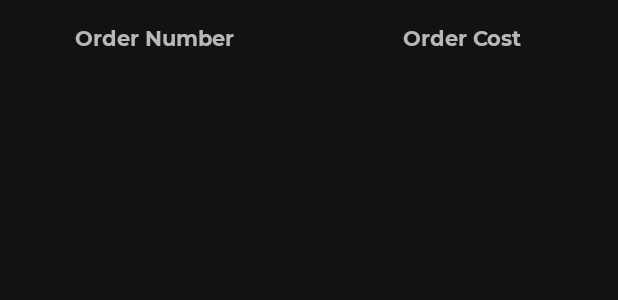
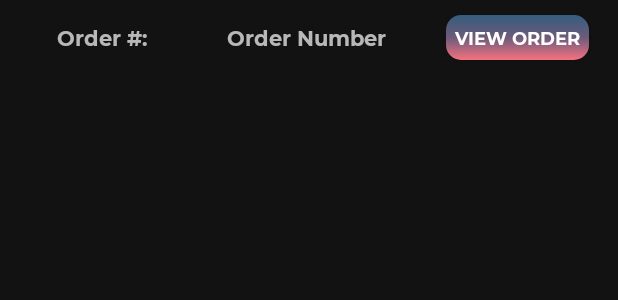
Before and after one commit to CillianW/e-commerce_1.1, an Android app: the layout order_fragment_item_layout.xml on its own in the app's theme, with its tools: preview values and no code run, on a phone screen of 412 x 824 dp. Shown: the top 300 px of the screen. Run offline under Robolectric (Android 15) with nearby library versions, the phone set to English and light mode, and no system bars.

Commit message:
Bugs fixed
Next step: Display individual Order details

```diff
--- a/app/src/main/AndroidManifest.xml
+++ b/app/src/main/AndroidManifest.xml
@@ -11,6 +11,7 @@
         android:roundIcon="@mipmap/ic_launcher_round"
         android:supportsRtl="true"
         android:theme="@style/AppTheme">
+        <activity android:name=".activities.OrderDetailsActivity"></activity>
         <activity
             android:name=".activities.ConfirmPaymentActivity"
             android:screenOrientation="portrait"
--- a/app/src/main/res/layout/order_fragment_item_layout.xml
+++ b/app/src/main/res/layout/order_fragment_item_layout.xml
@@ -12,20 +12,32 @@
         android:orientation="horizontal">
 
         <com.example.e_commerce_11.utilities.BoldTextView
+            android:id="@+id/text_order"
+            android:layout_width="136dp"
+            android:layout_height="match_parent"
+            android:gravity="center"
+            android:layout_gravity="right"
+            android:text="Order #:"/>
+
+        <com.example.e_commerce_11.utilities.BoldTextView
             android:id="@+id/text_order_number"
-            android:layout_width="205dp"
+            android:layout_width="136dp"
             android:layout_height="match_parent"
             android:gravity="center"
             android:layout_gravity="left"
             android:text="Order Number"/>
 
-        <com.example.e_commerce_11.utilities.BoldTextView
-            android:id="@+id/text_order_cost"
-            android:layout_width="205dp"
+        <com.example.e_commerce_11.utilities.Button
+            android:id="@+id/btn_view_order"
+            android:layout_width="95dp"
             android:layout_height="match_parent"
-            android:gravity="center"
-            android:layout_gravity="right"
-            android:text="Order Cost"/>
+            android:background="@drawable/button_background"
+            android:layout_marginLeft="25dp"
+            android:layout_marginRight="25dp"
+            android:layout_marginTop="10dp"
+            android:layout_marginBottom="10dp"
+            android:text="@string/btn_view_order"
+            android:textSize="12sp"/>
 
     </LinearLayout>
 
--- a/app/src/main/res/values/strings.xml
+++ b/app/src/main/res/values/strings.xml
@@ -136,6 +136,7 @@
     <!--    Order Activity-->
     <string name="title_order_activity">Order Confirmation</string>
     <string name="btn_browse_products">Browse Products</string>
+    <string name="btn_view_order">View Order</string>
 
     <!--    Confirm Payment-->
     <string name="title_confirm_payment">Confirm Payment</string>
```
Also changed, not shown: app/src/main/java/com/example/e_commerce_11/activities/OrderDetailsActivity.kt (added, +12 -0 lines), app/src/main/java/com/example/e_commerce_11/utilities/OrderFragmentItemAdapter.kt (+13 -0 lines), app/src/main/res/layout/activity_order_details.xml (added, +9 -0 lines).
